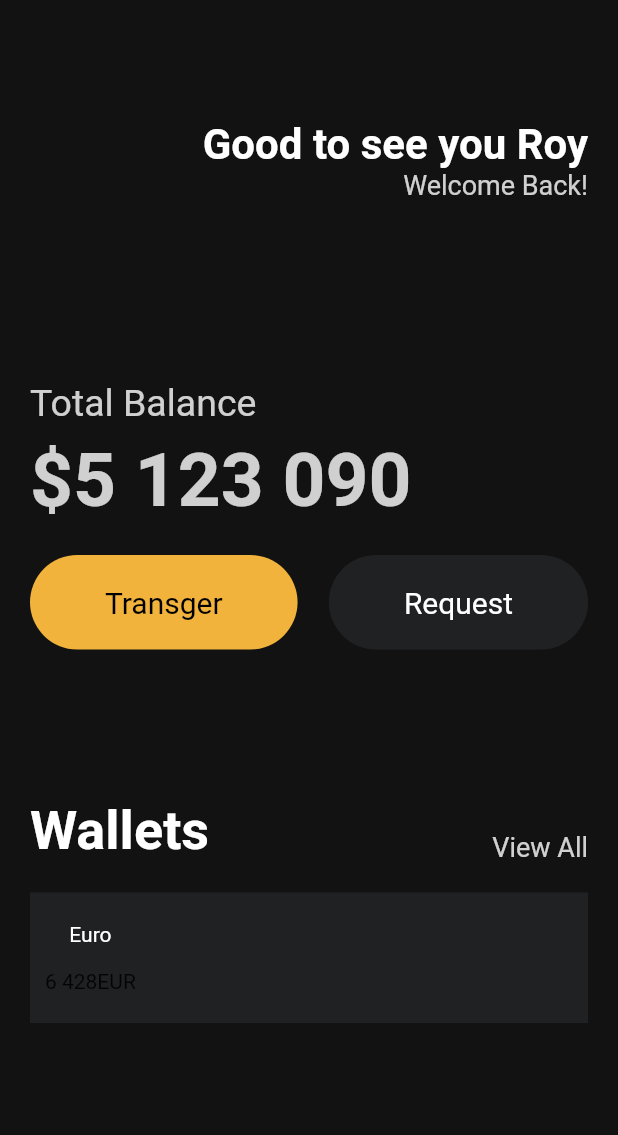
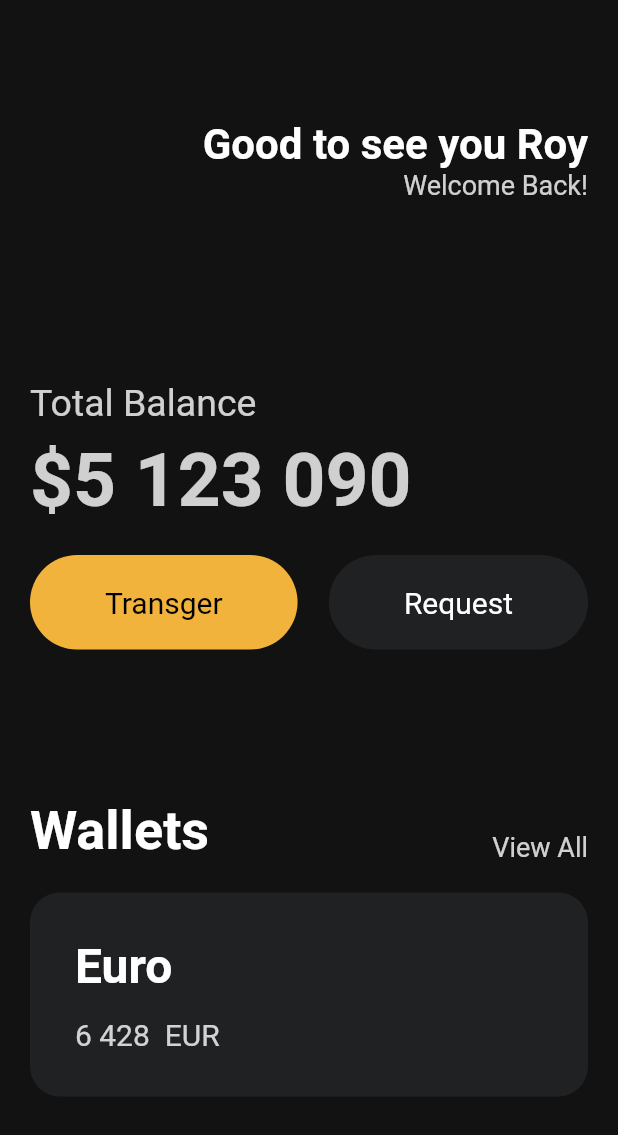
Before and after one commit to roy656/ssoontoon, a Flutter app: the screen it shows after launch, on a phone screen of 412 x 824 dp. Shown: the top 1135 px of the screen. Run offline on Flutter 3.47's test engine with Material 2 defaults, Android fonts, the phone set to English and light mode, and no system bars.

Commit message:
Customized Texts and Containers

```diff
--- a/lib/main.dart
+++ b/lib/main.dart
@@ -108,27 +108,47 @@ class App extends StatelessWidget {
                   height: 20,
                 ),
                 Container(
-                    decoration: const BoxDecoration(
-                      color: Color(0xFF1F2123),
+                    decoration: BoxDecoration(
+                      color: const Color(0xFF1F2123),
+                      borderRadius: BorderRadius.circular(20),
                     ),
                     child: Padding(
-                      padding: const EdgeInsets.symmetric(
-                          vertical: 20, horizontal: 10),
+                      padding: const EdgeInsets.all(30),
                       child: Row(
                         children: [
                           Column(
+                            crossAxisAlignment: CrossAxisAlignment.start,
                             children: [
                               const Text(
                                 'Euro',
-                                style: TextStyle(color: Colors.white),
+                                style: TextStyle(
+                                  color: Colors.white,
+                                  fontSize: 32,
+                                  fontWeight: FontWeight.w600,
+                                ),
                               ),
                               const SizedBox(
                                 height: 15,
                               ),
                               Row(
-                                children: const [
-                                  Text('6 428'),
-                                  Text('EUR'),
+                                children: [
+                                  Text(
+                                    '6 428',
+                                    style: TextStyle(
+                                      color: Colors.white.withOpacity(0.8),
+                                      fontSize: 20,
+                                    ),
+                                  ),
+                                  const SizedBox(
+                                    width: 10,
+                                  ),
+                                  Text(
+                                    'EUR',
+                                    style: TextStyle(
+                                      color: Colors.white.withOpacity(0.8),
+                                      fontSize: 20,
+                                    ),
+                                  ),
                                 ],
                               ),
                             ],
```
